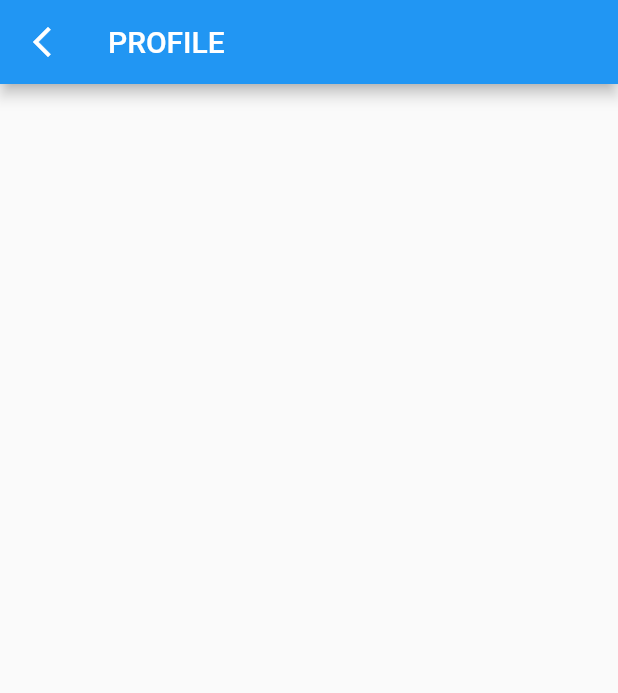
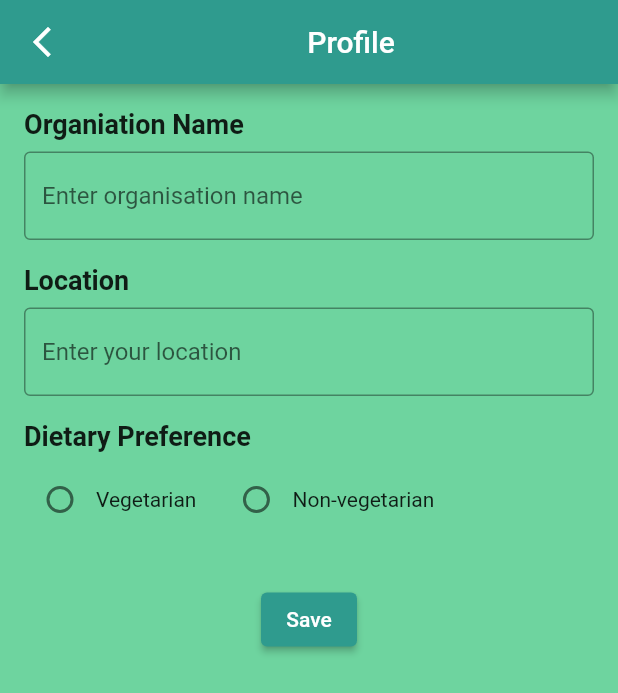
Before and after one commit to r-abinaya/Aurora, a Flutter app: the screen it shows after launch, on a phone screen of 412 x 824 dp. Shown: the top 693 px of the screen. Run offline on Flutter 3.47's test engine with Material 2 defaults, Android fonts, the phone set to English and light mode, and no system bars.

Commit message:
Profile page added

```diff
--- a/aurora/lib/main.dart
+++ b/aurora/lib/main.dart
@@ -14,7 +14,7 @@ class MyApp extends StatelessWidget {
   Widget build(BuildContext context) {
     return MaterialApp(
       debugShowCheckedModeBanner: false,
-      home: const MyProfile(),
+      home: const Profile(),
       title: 'Aurora',
       //home: const Loading(),
       theme: ThemeData(
--- a/aurora/lib/pages/profile.dart
+++ b/aurora/lib/pages/profile.dart
@@ -1,25 +1,118 @@
 import 'package:flutter/material.dart';
 
-class MyProfile extends StatefulWidget {
-  const MyProfile({super.key});
+class Profile extends StatefulWidget {
+  const Profile({super.key});
 
   @override
-  State<MyProfile> createState() => _ProfileState();
+  State<Profile> createState() => _ProfileState();
 }
 
-class _ProfileState extends State<MyProfile> {
+class _ProfileState extends State<Profile> {
+  String name = '';
+  String location = '';
+  String dietPreference = '';
+
   @override
   Widget build(BuildContext context) {
     return Scaffold(
       appBar: AppBar(
-        leading: IconButton(
-          onPressed: (){},
-          icon: const Icon(Icons.arrow_back_ios_new),
-          ),
-        title:  const Text('PROFILE',),
-        actions: const[
-
-        ],
+        backgroundColor: const Color.fromRGBO(47, 155, 142, 1),
+        leading: const Icon(Icons.arrow_back_ios_new),
+        title: const Center(child: Text('Profile')),
+      ),
+      backgroundColor:const Color.fromARGB(255, 110, 212, 159),
+      body: Padding(
+        padding: const EdgeInsets.all(16.0),
+        child: Column(
+          crossAxisAlignment: CrossAxisAlignment.start,
+          children: [
+            const Text(
+              'Organiation Name',
+              style: TextStyle(
+                fontSize: 18.0,
+                fontWeight: FontWeight.bold,
+              ),
+            ),
+            const SizedBox(height: 8.0),
+            TextField(
+              decoration: const InputDecoration(
+                border: OutlineInputBorder(),
+                hintText: 'Enter organisation name',
+              ),
+              onChanged: (value) {
+                setState(() {
+                  name = value;
+                });
+              },
+            ),
+            const SizedBox(height: 16.0),
+            const Text(
+              'Location',
+              style: TextStyle(
+                fontSize: 18.0,
+                fontWeight: FontWeight.bold,
+              ),
+            ),
+            const SizedBox(height: 8.0),
+            TextField(
+              decoration: const InputDecoration(
+                border: OutlineInputBorder(),
+                hintText: 'Enter your location',
+              ),
+              onChanged: (value) {
+                setState(() {
+                  location = value;
+                });
+              },
+            ),
+            const SizedBox(height: 16.0),
+            const Text(
+              'Dietary Preference',
+              style: TextStyle(
+                fontSize: 18.0,
+                fontWeight: FontWeight.bold,
+              ),
+            ),
+            const SizedBox(height: 8.0),
+            Row(
+              children: [
+                Radio(
+                  value: 'Vegetarian',
+                  groupValue: dietPreference,
+                  onChanged: (value) {
+                    setState(() {
+                      dietPreference = value.toString();
+                    });
+                  },
+                ),
+                const Text('Vegetarian'),
+                const SizedBox(width: 16.0),
+                Radio(
+                  value: 'Non-vegetarian',
+                  groupValue: dietPreference,
+                  onChanged: (value) {
+                    setState(() {
+                      dietPreference = value.toString();
+                    });
+                  },
+                ),
+                const Text('Non-vegetarian'),
+              ],
+            ),
+            const SizedBox(height: 32.0),
+            Center(
+              child: ElevatedButton(
+                style: ButtonStyle(
+                  backgroundColor: MaterialStateProperty.all(const Color.fromRGBO(47, 155, 142, 1)),
+                ),
+                child: const Text('Save'),
+                onPressed: () {
+                  // Save profile information here
+                },
+              ),
+            ),
+          ],
+        ),
       ),
     );
   }
```
Also changed, not shown: aurora/pubspec.yaml (+4 -3 lines), aurora/pubspec.lock, 2 other files.
